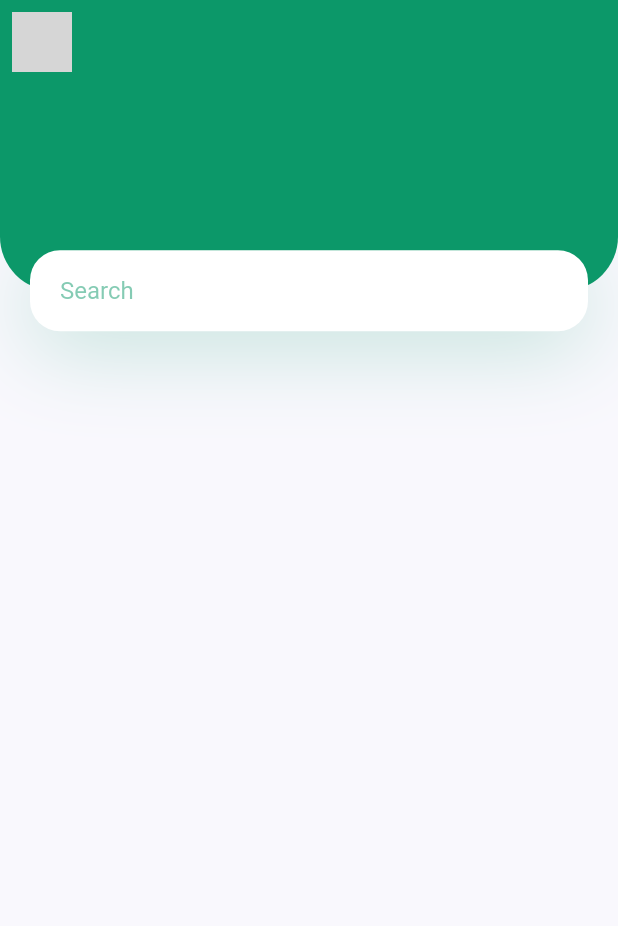
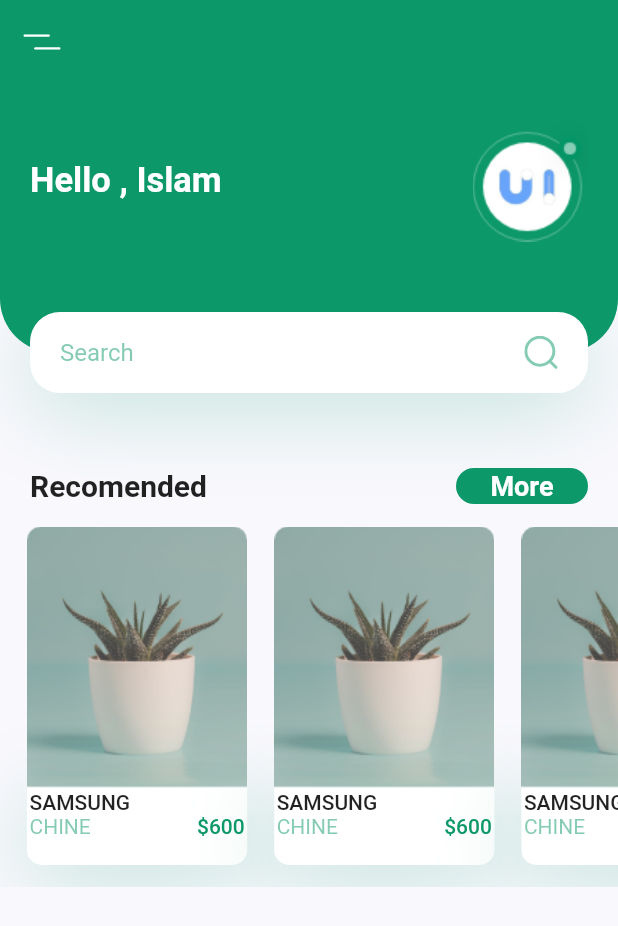
Before and after one commit to islambou9427/E-comerce-Smartphone-UI, a Flutter app: the screen it shows after launch, on a phone screen of 412 x 824 dp. Shown: the top 926 px of the screen. Run offline on Flutter 3.47's test engine with Material 2 defaults, Android fonts, the phone set to English and light mode, and no system bars; our stand-ins replace flutter_svg; grey boxes are pictures that could not be loaded.

Commit message:
create some componants

```diff
--- a/EcommerceUI/lib/screens/home/Body.dart
+++ b/EcommerceUI/lib/screens/home/Body.dart
@@ -1,61 +1,31 @@
-import 'package:EcommerceUI/constants.dart';
 import 'package:flutter/material.dart';
+
+import 'Header-with-search.dart';
+import 'Rec-more.dart';
+import 'RecomandProduct.dart';
 
 class Body extends StatelessWidget {
   @override
   Widget build(BuildContext context) {
     Size size = MediaQuery.of(context).size;
-    return Column(
+    return SingleChildScrollView(
+      child: Column(
         children: <Widget>[
+          HeaderSearchBox(size: size),
           Container(
-          height: size.height * 0.2,
+            height: 24,
             child: Stack(
               children: <Widget>[
-              Container(
-                height: size.height * 0.2 - 27,
-                decoration: BoxDecoration(
-                  color: kPrimaryColor,
-                  borderRadius: BorderRadius.only(
-                      bottomLeft: Radius.circular(36),
-                      bottomRight: Radius.circular(36)),
-                ),
-              ),
-              Positioned(
-                bottom: 0,
-                left: 0,
-                right: 0,
-                child: Container(
-                  alignment: Alignment.center,
-                  height: 54,
-                  margin: EdgeInsets.symmetric(horizontal: kDefaultPadding),
-                  padding: EdgeInsets.symmetric(horizontal: kDefaultPadding),
-                  decoration: BoxDecoration(
-                    color: Colors.white,
-                    borderRadius: BorderRadius.circular(20),
-                    boxShadow: [
-                      BoxShadow(
-                        offset: Offset(0, 10),
-                        blurRadius: 50,
-                        color: kPrimaryColor.withOpacity(0.23),
-                      ),
-                    ],
-                  ),
-                  child: TextField(
-                    decoration: InputDecoration(
-                      hintText: "Search",
-                      hintStyle: TextStyle(
-                        color: kPrimaryColor.withOpacity(0.5),
-                      ),
-                      enabledBorder: InputBorder.none,
-                      focusedBorder: InputBorder.none,
-                    ),
-                  ),
-                ),
+                RecomandedMore(
+                  title: 'Recomanded',
+                  press: () {},
                 ),
               ],
             ),
           ),
+          RecomamnedProduct(),
         ],
+      ),
     );
   }
 }
--- /dev/null
+++ b/EcommerceUI/lib/screens/home/Header-with-search.dart
@@ -0,0 +1,90 @@
+import 'package:flutter/material.dart';
+import 'package:flutter_svg/svg.dart';
+
+import '../../constants.dart';
+
+class HeaderSearchBox extends StatelessWidget {
+  const HeaderSearchBox({
+    Key key,
+    @required this.size,
+  }) : super(key: key);
+
+  final Size size;
+
+  @override
+  Widget build(BuildContext context) {
+    return Container(
+      margin: EdgeInsets.only(bottom: kDefaultPadding * 2.5),
+      height: size.height * 0.25,
+      child: Stack(
+        children: <Widget>[
+          Container(
+            padding: EdgeInsets.only(
+                bottom: 50, left: kDefaultPadding, right: kDefaultPadding),
+            height: size.height * 0.25 - 27,
+            decoration: BoxDecoration(
+              color: kPrimaryColor,
+              borderRadius: BorderRadius.only(
+                  bottomLeft: Radius.circular(36),
+                  bottomRight: Radius.circular(36)),
+            ),
+            child: Row(
+              children: <Widget>[
+                Text(
+                  'Hello , Islam',
+                  style: TextStyle(
+                    color: Colors.white,
+                    fontSize: 23,
+                    fontWeight: FontWeight.bold,
+                  ),
+                ),
+                Spacer(),
+                Image.asset('assets/images/logo.png')
+              ],
+            ),
+          ),
+          Positioned(
+            bottom: 0,
+            left: 0,
+            right: 0,
+            child: Container(
+              alignment: Alignment.center,
+              height: 54,
+              margin: EdgeInsets.symmetric(horizontal: kDefaultPadding),
+              padding: EdgeInsets.symmetric(horizontal: kDefaultPadding),
+              decoration: BoxDecoration(
+                color: Colors.white,
+                borderRadius: BorderRadius.circular(20),
+                boxShadow: [
+                  BoxShadow(
+                    offset: Offset(0, 10),
+                    blurRadius: 50,
+                    color: kPrimaryColor.withOpacity(0.23),
+                  ),
+                ],
+              ),
+              child: Row(
+                children: <Widget>[
+                  Expanded(
+                    child: TextField(
+                      onChanged: (value) {},
+                      decoration: InputDecoration(
+                        hintText: "Search",
+                        hintStyle: TextStyle(
+                          color: kPrimaryColor.withOpacity(0.5),
+                        ),
+                        enabledBorder: InputBorder.none,
+                        focusedBorder: InputBorder.none,
+                      ),
+                    ),
+                  ),
+                  SvgPicture.asset('assets/icons/search.svg')
+                ],
+              ),
+            ),
+          ),
+        ],
+      ),
+    );
+  }
+}
--- a/EcommerceUI/lib/screens/home/Home_screen.dart
+++ b/EcommerceUI/lib/screens/home/Home_screen.dart
@@ -1,7 +1,6 @@
 import 'package:EcommerceUI/screens/home/Body.dart';
 import 'package:flutter/material.dart';
 import 'package:flutter_svg/flutter_svg.dart';
-import 'package:EcommerceUI/screens/home/Body.dart';
 
 class Home extends StatelessWidget {
   @override
@@ -16,7 +15,7 @@ class Home extends StatelessWidget {
     return AppBar(
       elevation: 0,
       leading: IconButton(
-        icon: SvgPicture.asset("assets\icons\menu.svg"),
+        icon: SvgPicture.asset("assets/icons/menu.svg"),
         onPressed: () {},
       ),
     );
--- /dev/null
+++ b/EcommerceUI/lib/screens/home/Rec-more.dart
@@ -0,0 +1,42 @@
+import 'package:flutter/material.dart';
+
+import '../../constants.dart';
+
+class RecomandedMore extends StatelessWidget {
+  const RecomandedMore({
+    Key key,
+    this.title,
+    this.press,
+  }) : super(key: key);
+  final String title;
+  final Function press;
+
+  @override
+  Widget build(BuildContext context) {
+    return Padding(
+      padding: EdgeInsets.symmetric(horizontal: kDefaultPadding),
+      child: Row(
+        children: <Widget>[
+          Text(
+            'Recomended',
+            style: TextStyle(fontSize: 20, fontWeight: FontWeight.bold),
+          ),
+          Spacer(),
+          FlatButton(
+            shape:
+                RoundedRectangleBorder(borderRadius: BorderRadius.circular(20)),
+            color: kPrimaryColor,
+            onPressed: press,
+            child: Text(
+              'More',
+              style: TextStyle(
+                  color: Colors.white,
+                  fontSize: 18,
+                  fontWeight: FontWeight.bold),
+            ),
+          ),
+        ],
+      ),
+    );
+  }
+}
--- /dev/null
+++ b/EcommerceUI/lib/screens/home/RecomandProduct.dart
@@ -0,0 +1,118 @@
+import 'package:flutter/material.dart';
+
+import '../../constants.dart';
+
+class RecomamnedProduct extends StatelessWidget {
+  const RecomamnedProduct({
+    Key key,
+  }) : super(key: key);
+
+  @override
+  Widget build(BuildContext context) {
+    return SingleChildScrollView(
+      scrollDirection: Axis.horizontal,
+      child: Row(
+        children: <Widget>[
+          RecommendeSmart(
+            image: 'assets/images/image_1.png',
+            title: 'samsung',
+            country: 'chine',
+            price: 600,
+            press: () {},
+          ),
+          RecommendeSmart(
+            image: 'assets/images/image_1.png',
+            title: 'samsung',
+            country: 'chine',
+            price: 600,
+            press: () {},
+          ),
+          RecommendeSmart(
+            image: 'assets/images/image_1.png',
+            title: 'samsung',
+            country: 'chine',
+            price: 600,
+            press: () {},
+          ),
+          RecommendeSmart(
+            image: 'assets/images/image_1.png',
+            title: 'samsung',
+            country: 'chine',
+            price: 600,
+            press: () {},
+          ),
+        ],
+      ),
+    );
+  }
+}
+
+class RecommendeSmart extends StatelessWidget {
+  const RecommendeSmart({
+    Key key,
+    this.image,
+    this.title,
+    this.country,
+    this.price,
+    this.press,
+  }) : super(key: key);
+  final String image, title, country;
+  final int price;
+  final Function press;
+
+  @override
+  Widget build(BuildContext context) {
+    Size size = MediaQuery.of(context).size;
+
+    return Container(
+      padding: EdgeInsets.only(left: 18, top: 15, bottom: 15),
+      width: size.width * 0.4,
+      child: Column(
+        children: <Widget>[
+          Image.asset(image),
+          GestureDetector(
+            onTap: press,
+            child: Container(
+              padding: EdgeInsets.all(kDefaultPadding / 12),
+              decoration: BoxDecoration(
+                  color: Colors.white,
+                  boxShadow: [
+                    BoxShadow(
+                        offset: Offset(0, 10),
+                        blurRadius: 50,
+                        color: kPrimaryColor.withOpacity(0.23))
+                  ],
+                  borderRadius: BorderRadius.only(
+                      bottomLeft: Radius.circular(10),
+                      bottomRight: Radius.circular(10))),
+              child: Row(
+                children: <Widget>[
+                  RichText(
+                    text: TextSpan(children: [
+                      TextSpan(
+                        text: "$title \n".toUpperCase(),
+                        style: Theme.of(context).textTheme.button,
+                      ),
+                      TextSpan(
+                          text: "$country \n".toUpperCase(),
+                          style:
+                              TextStyle(color: kPrimaryColor.withOpacity(0.5))),
+                    ]),
+                  ),
+                  Spacer(),
+                  Text(
+                    '\$$price',
+                    style: Theme.of(context)
+                        .textTheme
+                        .button
+                        .copyWith(color: kPrimaryColor),
+                  )
+                ],
+              ),
+            ),
+          ),
+        ],
+      ),
+    );
+  }
+}
--- a/EcommerceUI/pubspec.yaml
+++ b/EcommerceUI/pubspec.yaml
@@ -47,9 +47,8 @@ flutter:
 
   # To add assets to your application, add an assets section, like this:
   assets:
+    - assets/images/
     - assets/icons/
-    - assets/images/
-
   # An image asset can refer to one or more resolution-specific "variants", see
   # https://flutter.dev/assets-and-images/#resolution-aware.
 
```
Lines whose indentation alone changed are shown as unchanged.
